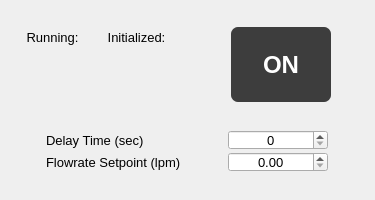
dmherrington/ECM-Control-System, file src/ECM_gui/pump_dialog/widget_front_panel_pump.ui: the form before one commit.
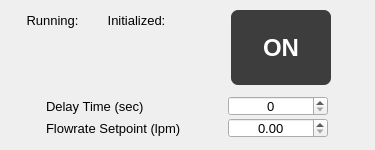
The form after the commit. Custom widgets are drawn as their Qt base class.

Commit message: Update Interface Pump

Patch:
```diff
--- a/src/ECM_gui/pump_dialog/widget_front_panel_pump.ui
+++ b/src/ECM_gui/pump_dialog/widget_front_panel_pump.ui
@@ -7,7 +7,7 @@
     <x>0</x>
     <y>0</y>
     <width>375</width>
-    <height>200</height>
+    <height>150</height>
    </rect>
   </property>
   <property name="sizePolicy">
@@ -19,13 +19,13 @@
   <property name="minimumSize">
    <size>
     <width>375</width>
-    <height>200</height>
+    <height>150</height>
    </size>
   </property>
   <property name="maximumSize">
    <size>
     <width>375</width>
-    <height>200</height>
+    <height>150</height>
    </size>
   </property>
   <property name="windowTitle">
```
The commit also changes 35 other files.
